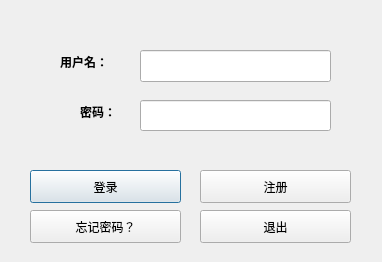
Before: the Qt Designer form ui/uilogin.ui in hepangda/pchat-client, drawn with Qt 5.
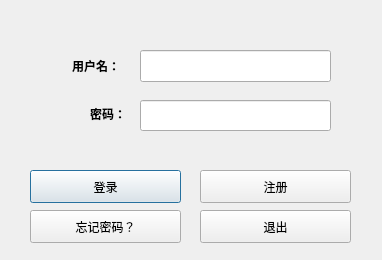
After: the same form once the commit is applied.

Patch:
```diff
--- a/ui/uilogin.ui
+++ b/ui/uilogin.ui
@@ -10,7 +10,7 @@
     <x>0</x>
     <y>0</y>
     <width>382</width>
-    <height>262</height>
+    <height>260</height>
    </rect>
   </property>
   <property name="minimumSize">
@@ -21,8 +21,8 @@
   </property>
   <property name="maximumSize">
    <size>
-    <width>10000</width>
-    <height>10000</height>
+    <width>382</width>
+    <height>260</height>
    </size>
   </property>
   <property name="windowTitle">
@@ -79,8 +79,8 @@
   <widget class="QLabel" name="lbl_username">
    <property name="geometry">
     <rect>
-     <x>60</x>
-     <y>50</y>
+     <x>72</x>
+     <y>54</y>
      <width>61</width>
      <height>24</height>
     </rect>
@@ -92,9 +92,9 @@
   <widget class="QLabel" name="lbl_passwd">
    <property name="geometry">
     <rect>
-     <x>80</x>
-     <y>100</y>
-     <width>77</width>
+     <x>90</x>
+     <y>102</y>
+     <width>49</width>
      <height>24</height>
     </rect>
    </property>
```
Left out of the diff: 6 changed lines with no effect on the pictures.
